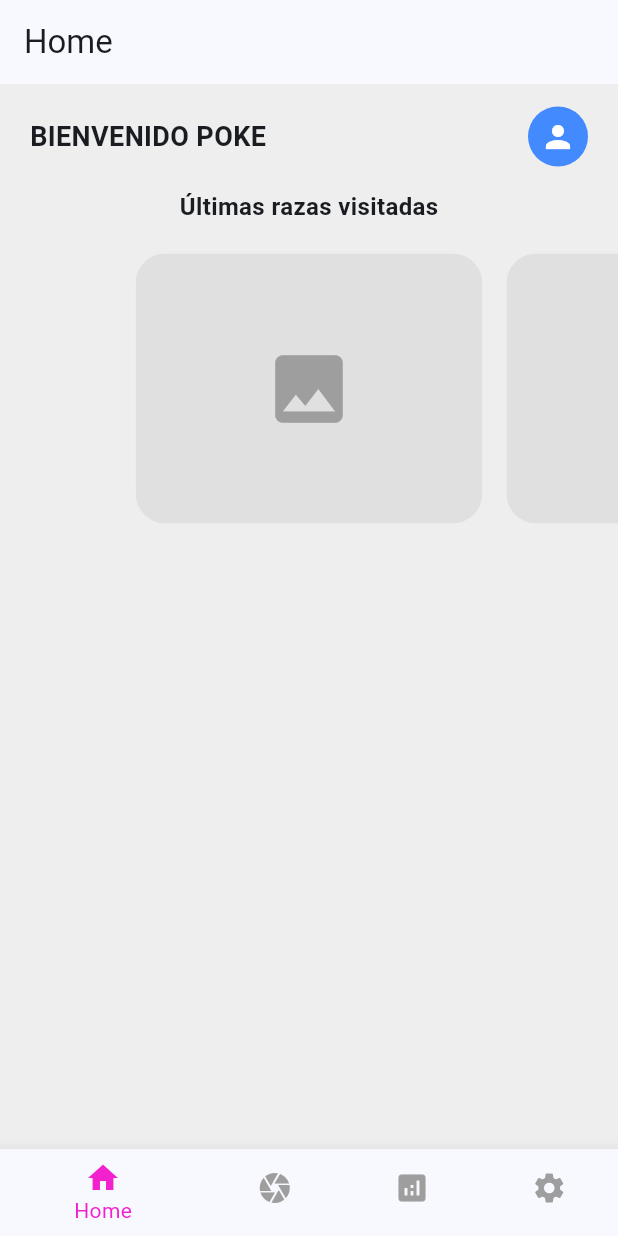
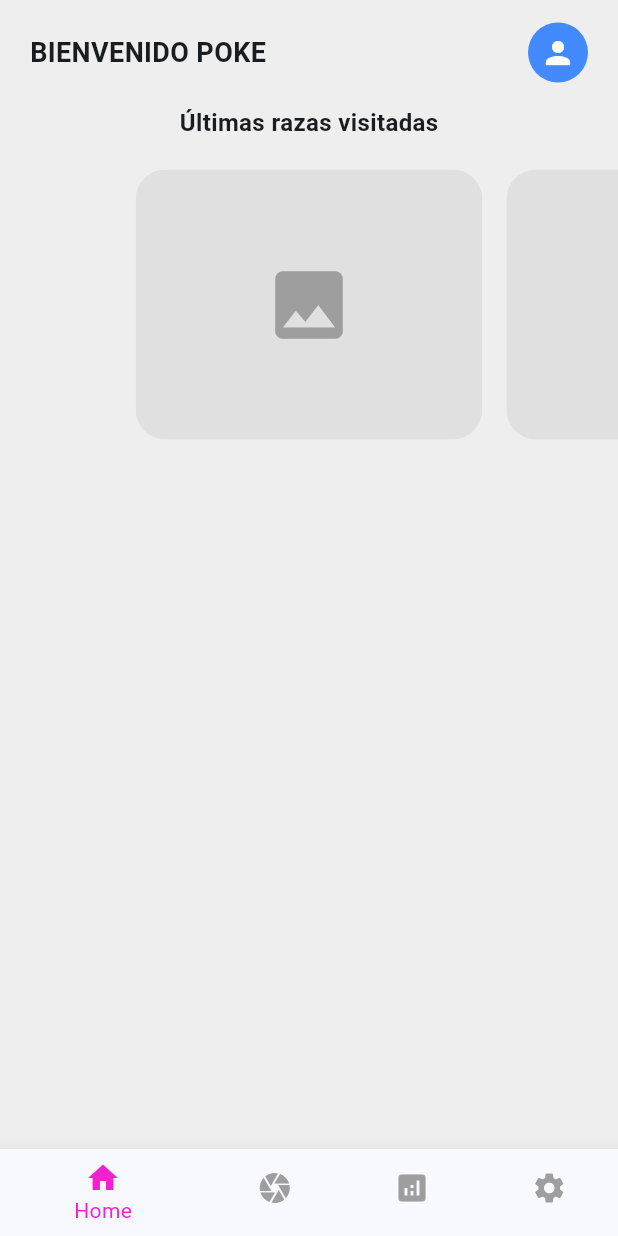
Before and after one commit to Felix2114/SmartSwine, a Flutter app: the screen it shows after launch, after a tap on "Log in", on a phone screen of 412 x 824 dp. Run offline on Flutter 3.47's test engine with Material 3 defaults, Android fonts, the phone set to English and light mode, and no system bars.

Commit message:
update template

```diff
--- a/lib/screens/create_page.dart
+++ b/lib/screens/create_page.dart
@@ -10,40 +10,52 @@ class CreatePage extends StatelessWidget {
       body: SafeArea(
         child: Column(
           children: [
-            // Encabezado negro con corte diagonal inverso
+
             ClipPath(
               clipper: InvertedDiagonalClipper(),
               child: Container(
                 width: double.infinity,
                 height: 200,
                 color: Colors.black,
-                child: Center(
+                child: Stack(
+                  children: [
+
+                    Positioned(
+                      top: 16,
+                      left: 16,
+                      child: IconButton(
+                        icon: const Icon(Icons.arrow_back, color: Colors.white, size: 28),
+                        onPressed: () {
+                          Navigator.pop(context);
+                        },
+                      ),
+                    ),
+
+
+                    Center(
                       child: Container(
                         width: 110,
                         height: 110,
                         decoration: const BoxDecoration(
-                      color: Color.fromARGB(
-                        255,
-                        243,
-                        33,
-                        205,
-                      ), // Rosa distintivo
+                          color: Color.fromARGB(255, 243, 33, 205),
                           shape: BoxShape.circle,
                         ),
                         child: ClipOval(
                           child: Image.asset(
-                        'lib/assets/logo2SmartSwine.png',
+                            'assets/logo2SmartSwine.png',
                             fit: BoxFit.cover,
                           ),
                         ),
                       ),
+                    ),
+                  ],
                 ),
               ),
             ),
 
             const SizedBox(height: 40),
 
-            // Título
+
             const Text(
               'Create new\nAccount',
               textAlign: TextAlign.center,
@@ -56,7 +68,7 @@ class CreatePage extends StatelessWidget {
 
             const SizedBox(height: 8),
 
-            // Subtítulo
+
             const Text(
               'Already Registered? Log in here.',
               style: TextStyle(fontSize: 14, color: Colors.black54),
@@ -64,7 +76,7 @@ class CreatePage extends StatelessWidget {
 
             const SizedBox(height: 40),
 
-            // Formulario
+
             Padding(
               padding: const EdgeInsets.symmetric(horizontal: 30),
               child: Column(
@@ -76,13 +88,13 @@ class CreatePage extends StatelessWidget {
                   _textField("******", obscureText: true),
                   const SizedBox(height: 40),
 
-                  // Botón Sign Up
+
                   SizedBox(
                     width: double.infinity,
                     height: 55,
                     child: ElevatedButton(
                       onPressed: () {
-                        // Lógica de registro
+
                       },
                       style: ElevatedButton.styleFrom(
                         backgroundColor: Colors.black,
@@ -109,7 +121,7 @@ class CreatePage extends StatelessWidget {
     );
   }
 
-  // Widget de campo de texto
+
   static Widget _textField(String hint, {bool obscureText = false}) {
     return TextField(
       obscureText: obscureText,
@@ -135,14 +147,14 @@ class CreatePage extends StatelessWidget {
   }
 }
 
-// CustomClipper con diagonal invertida (derecha -> izquierda)
+
 class InvertedDiagonalClipper extends CustomClipper<Path> {
   @override
   Path getClip(Size size) {
     Path path = Path();
-    path.lineTo(0, size.height); // Abajo izquierda
-    path.lineTo(size.width, size.height - 50); // Diagonal hacia abajo derecha
-    path.lineTo(size.width, 0); // Arriba derecha
+    path.lineTo(0, size.height);
+    path.lineTo(size.width, size.height - 50);
+    path.lineTo(size.width, 0);
     path.close();
     return path;
   }
--- a/lib/screens/data_page.dart
+++ b/lib/screens/data_page.dart
@@ -13,11 +13,14 @@ class DataPage extends StatelessWidget {
         leading: IconButton(
           icon: const Icon(Icons.arrow_back_ios, color: Colors.black),
           onPressed: () {
-            Navigator.pushReplacement(
-              context,
-              MaterialPageRoute(builder: (context) => const StartPage()),
-            );
-          },
+  Navigator.pushReplacement(
+    context,
+    MaterialPageRoute(
+      builder: (context) => const StartPage(initialIndex: 2),
+    ),
+  );
+},
+
         ),
         title: const Text(
           'ANALISIS',
--- a/lib/screens/login_page.dart
+++ b/lib/screens/login_page.dart
@@ -10,43 +10,34 @@ class LoginPage extends StatelessWidget {
   Widget build(BuildContext context) {
     return Scaffold(
       backgroundColor: Colors.white,
-      body: SingleChildScrollView(
+      body: SafeArea(
+        child: SingleChildScrollView(
           child: Column(
             children: [
-            // Parte superior con diagonal negra y logo
-            Stack(
-              children: [
+
               ClipPath(
                 clipper: DiagonalClipper(),
                 child: Container(
+                  width: double.infinity,
+                  height: 200,
                   color: Colors.black,
-                    height: 200,
+                  child: Center(
+                    child: Container(
+                      width: 110,
+                      height: 110,
+                      decoration: const BoxDecoration(
+                        color: Color.fromARGB(255, 243, 33, 205), // Rosa distintivo
+                        shape: BoxShape.circle,
                       ),
-                ),
-                Positioned(
-                  top: 40,
-                  left: 0,
-                  right: 0,
-                  child: Center(
-                    child: Column(
-                      children: [
-                        // Logo circular
-                        Container(
-                          height: 100,
-                          width: 100,
-                          decoration: const BoxDecoration(
-                            shape: BoxShape.circle,
-                            image: DecorationImage(
-                              image: AssetImage('lib/assets/logoSmartSwine.jpeg'),
+                      child: ClipOval(
+                        child: Image.asset(
+                          'lib/assets/logo2SmartSwine.png',
                           fit: BoxFit.cover,
                         ),
                       ),
                     ),
-                      ],
                   ),
                 ),
-                ),
-              ],
               ),
 
               const SizedBox(height: 40),
@@ -56,76 +47,57 @@ class LoginPage extends StatelessWidget {
                 "Login",
                 style: TextStyle(
                   fontSize: 32,
-                fontWeight: FontWeight.bold,
+                  fontWeight: FontWeight.w900,
+                  color: Colors.black,
                 ),
               ),
               const SizedBox(height: 8),
               const Text(
                 "Sign in to continue.",
-              style: TextStyle(fontSize: 16, color: Colors.black54),
+                style: TextStyle(fontSize: 14, color: Colors.black54),
               ),
 
-            const SizedBox(height: 30),
+              const SizedBox(height: 40),
 
-            // Campo usuario
+              // Campos de texto
               Padding(
-              padding: const EdgeInsets.symmetric(horizontal: 40),
-              child: TextField(
-                decoration: InputDecoration(
-                  hintText: "Adrian Ortega Gil",
-                  filled: true,
-                  fillColor: Colors.grey.shade300,
-                  border: OutlineInputBorder(
-                    borderRadius: BorderRadius.circular(20),
-                    borderSide: BorderSide.none,
+                padding: const EdgeInsets.symmetric(horizontal: 30),
+                child: Column(
+                  children: [
+                    _textField("Adrian Ortega Gil"),
+                    const SizedBox(height: 20),
+                    _textField("******", obscureText: true),
+                    const SizedBox(height: 40),
+
+                    // Botón Login
+                    SizedBox(
+                      width: double.infinity,
+                      height: 55,
+                      child: ElevatedButton(
+                        onPressed: () {
+                          Navigator.pushReplacement(
+                            context,
+                            MaterialPageRoute(
+                                builder: (context) => const StartPage()),
+                          );
+                        },
+                        style: ElevatedButton.styleFrom(
+                          backgroundColor: Colors.black,
+                          shape: RoundedRectangleBorder(
+                            borderRadius: BorderRadius.circular(12),
+                          ),
+                        ),
+                        child: const Text(
+                          'Log in',
+                          style: TextStyle(
+                            fontSize: 16,
+                            fontWeight: FontWeight.w700,
+                            color: Colors.white,
                           ),
                         ),
                       ),
                     ),
-            const SizedBox(height: 20),
-
-            // Campo contraseña
-            Padding(
-              padding: const EdgeInsets.symmetric(horizontal: 40),
-              child: TextField(
-                obscureText: true,
-                decoration: InputDecoration(
-                  hintText: "******",
-                  filled: true,
-                  fillColor: Colors.grey.shade300,
-                  border: OutlineInputBorder(
-                    borderRadius: BorderRadius.circular(20),
-                    borderSide: BorderSide.none,
-                  ),
-                ),
-              ),
-            ),
-            const SizedBox(height: 30),
-
-            // Botón login
-            Padding(
-              padding: const EdgeInsets.symmetric(horizontal: 40),
-              child: SizedBox(
-                width: double.infinity,
-                height: 50,
-                child: ElevatedButton(
-                  style: ElevatedButton.styleFrom(
-                    backgroundColor: Colors.black,
-                    shape: RoundedRectangleBorder(
-                      borderRadius: BorderRadius.circular(8),
-                    ),
-                  ),
-                  onPressed: () {
-                    Navigator.pushReplacement(
-                      context,
-                      MaterialPageRoute(builder: (context) => const StartPage()),
-                    );
-                  },
-                  child: const Text(
-                    "Log in",
-                    style: TextStyle(fontWeight: FontWeight.bold),
-                  ),
-                ),
+                  ],
                 ),
               ),
 
@@ -136,7 +108,8 @@ class LoginPage extends StatelessWidget {
                 onPressed: () {
                   Navigator.push(
                     context,
-                  MaterialPageRoute(builder: (context) => const PasswordPage()),
+                    MaterialPageRoute(
+                        builder: (context) => const PasswordPage()),
                   );
                 },
                 child: const Text(
@@ -163,17 +136,43 @@ class LoginPage extends StatelessWidget {
             ],
           ),
         ),
+      ),
+    );
+  }
+
+
+  static Widget _textField(String hint, {bool obscureText = false}) {
+    return TextField(
+      obscureText: obscureText,
+      style: const TextStyle(fontSize: 16, fontWeight: FontWeight.w600),
+      decoration: InputDecoration(
+        hintText: hint,
+        hintStyle: const TextStyle(
+          fontWeight: FontWeight.w700,
+          color: Colors.black87,
+        ),
+        filled: true,
+        fillColor: Colors.grey[300],
+        contentPadding: const EdgeInsets.symmetric(
+          horizontal: 20,
+          vertical: 18,
+        ),
+        border: OutlineInputBorder(
+          borderRadius: BorderRadius.circular(12),
+          borderSide: BorderSide.none,
+        ),
+      ),
     );
   }
 }
 
-// Clipper para hacer el fondo diagonal negro
+
 class DiagonalClipper extends CustomClipper<Path> {
   @override
   Path getClip(Size size) {
     Path path = Path();
     path.lineTo(0, size.height - 50);
-    path.lineTo(size.width, size.height - 100);
+    path.lineTo(size.width, size.height);
     path.lineTo(size.width, 0);
     path.close();
     return path;
--- a/lib/screens/start_page.dart
+++ b/lib/screens/start_page.dart
@@ -5,21 +5,27 @@ import 'home_page.dart';
 import 'analysis_page.dart';
 
 class StartPage extends StatefulWidget {
-  const StartPage({super.key});
+  final int initialIndex;
+  const StartPage({super.key, this.initialIndex = 0});
 
   @override
   State<StartPage> createState() => _StartPage();
 }
 
 class _StartPage extends State<StartPage> {
-  int _selectedIndex = 0;
+  late int _selectedIndex;
+
+  @override
+  void initState() {
+    super.initState();
+    _selectedIndex = widget.initialIndex;
+  }
 
   final List<Widget> _screens = const [
     HomePage(),
-   CameraPage(),
-   AnalysisPage(),
+    CameraPage(),
+    AnalysisPage(),
     SettingsPage(),
-
   ];
 
   void _onItemTapped(int index) {
@@ -28,19 +34,9 @@ class _StartPage extends State<StartPage> {
     });
   }
 
-  final List<String> _titles = [
-    'Home',
-    'Camara',
-    'Analisis',
-    'Configuración',
-  ];
-
   @override
   Widget build(BuildContext context) {
     return Scaffold(
-      appBar: AppBar(
-        title: Text(_titles[_selectedIndex]),
-      ),
       body: _screens[_selectedIndex],
       bottomNavigationBar: BottomNavigationBar(
         currentIndex: _selectedIndex,
@@ -49,22 +45,10 @@ class _StartPage extends State<StartPage> {
         unselectedItemColor: Colors.grey,
         backgroundColor: Colors.black,
         items: const [
-          BottomNavigationBarItem(
-            icon: Icon(Icons.home),
-            label: 'Home',
-          ),
-          BottomNavigationBarItem(
-            icon: Icon(Icons.camera),
-            label: 'Camara',
-          ),
-          BottomNavigationBarItem(
-            icon: Icon(Icons.analytics),
-            label: 'Analisis',
-          ),
-          BottomNavigationBarItem(
-            icon: Icon(Icons.settings),
-            label: 'Configuración',
-          ),
+          BottomNavigationBarItem(icon: Icon(Icons.home), label: 'Home'),
+          BottomNavigationBarItem(icon: Icon(Icons.camera), label: 'Camara'),
+          BottomNavigationBarItem(icon: Icon(Icons.analytics), label: 'Analisis'),
+          BottomNavigationBarItem(icon: Icon(Icons.settings), label: 'Configuración'),
         ],
       ),
     );
--- a/pubspec.yaml
+++ b/pubspec.yaml
@@ -11,6 +11,7 @@ dependencies:
   flutter:
     sdk: flutter
   cupertino_icons: ^1.0.8
+  google_fonts: ^6.2.1
 
 dev_dependencies:
   flutter_test:
```
Also changed, not shown: lib/screens/analysis_page.dart (+9 -9 lines), pubspec.lock, 1 other file. Lines whose indentation alone changed are shown as unchanged.
